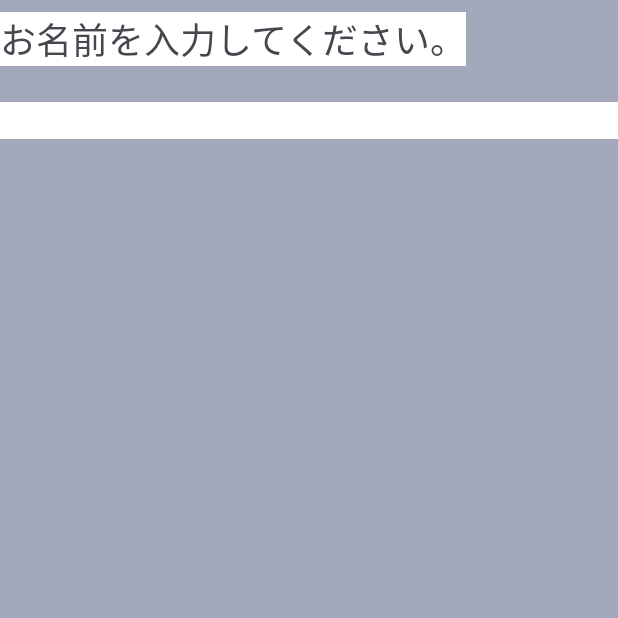
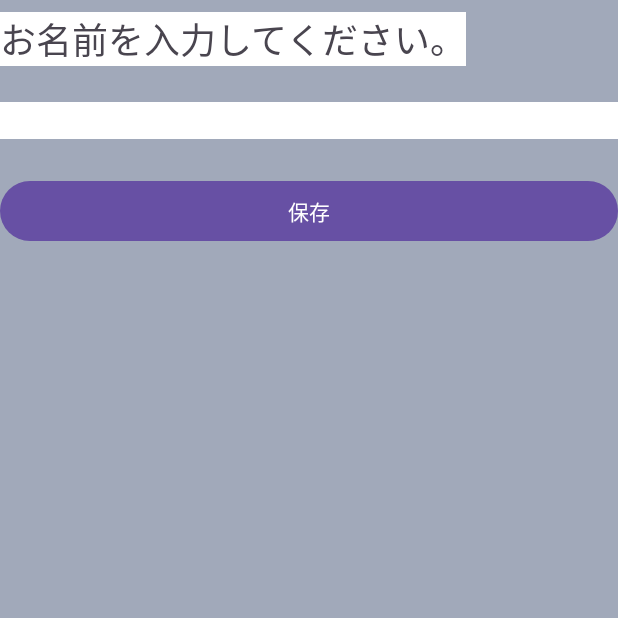
Before and after one commit to itc-s22030/Android1, an Android app: the screen it shows after launch (MainActivity), on a phone screen of 412 x 824 dp, the top half of it. Run offline under Robolectric (Android 15) with nearby library versions, the phone set to English and light mode, and no system bars.

Commit message:
3.4終わり

```diff
--- a/ViewSample/app/src/main/res/layout/activity_main.xml
+++ b/ViewSample/app/src/main/res/layout/activity_main.xml
@@ -27,4 +27,10 @@
         android:background="#ffffff"
         android:inputType="phone" />
 
+    <Button
+        android:id="@+id/btSave"
+        android:layout_width="match_parent"
+        android:layout_height="wrap_content"
+        android:text="@string/bt_save" />
+
 </LinearLayout>
--- a/ViewSample/app/src/main/res/values/strings.xml
+++ b/ViewSample/app/src/main/res/values/strings.xml
@@ -1,4 +1,5 @@
 <resources>
     <string name="app_name">画面部品サンプル</string>
     <string name="tv_msg">お名前を入力してください。</string>
+    <string name="bt_save">保存</string>
 </resources>
```
